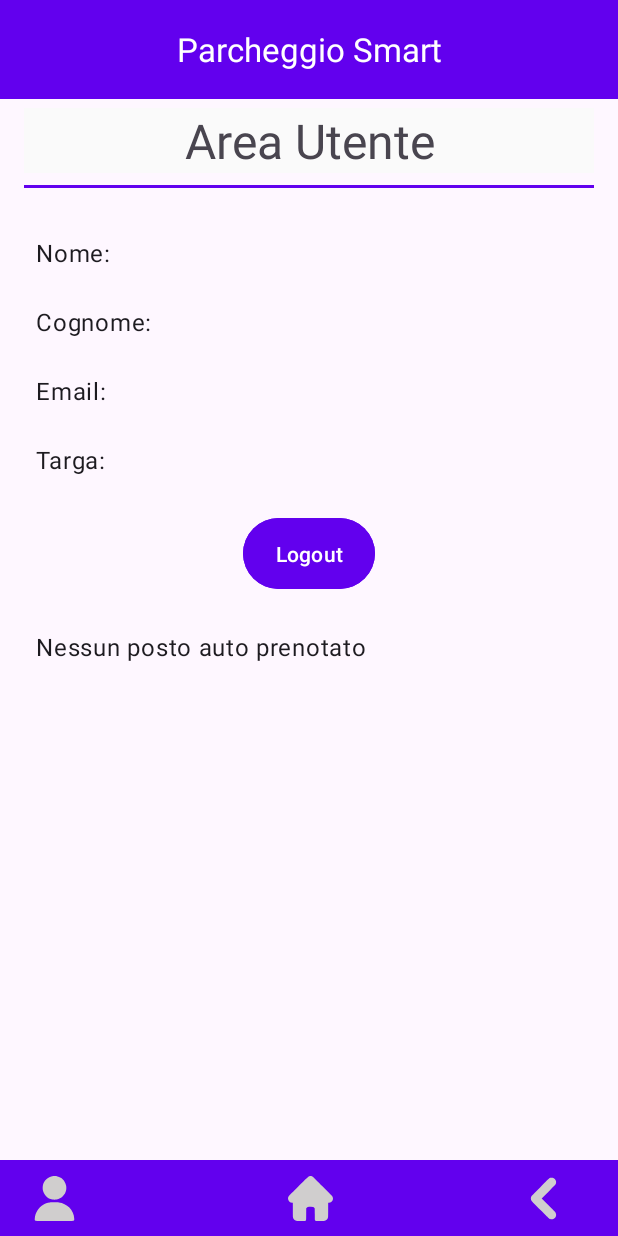
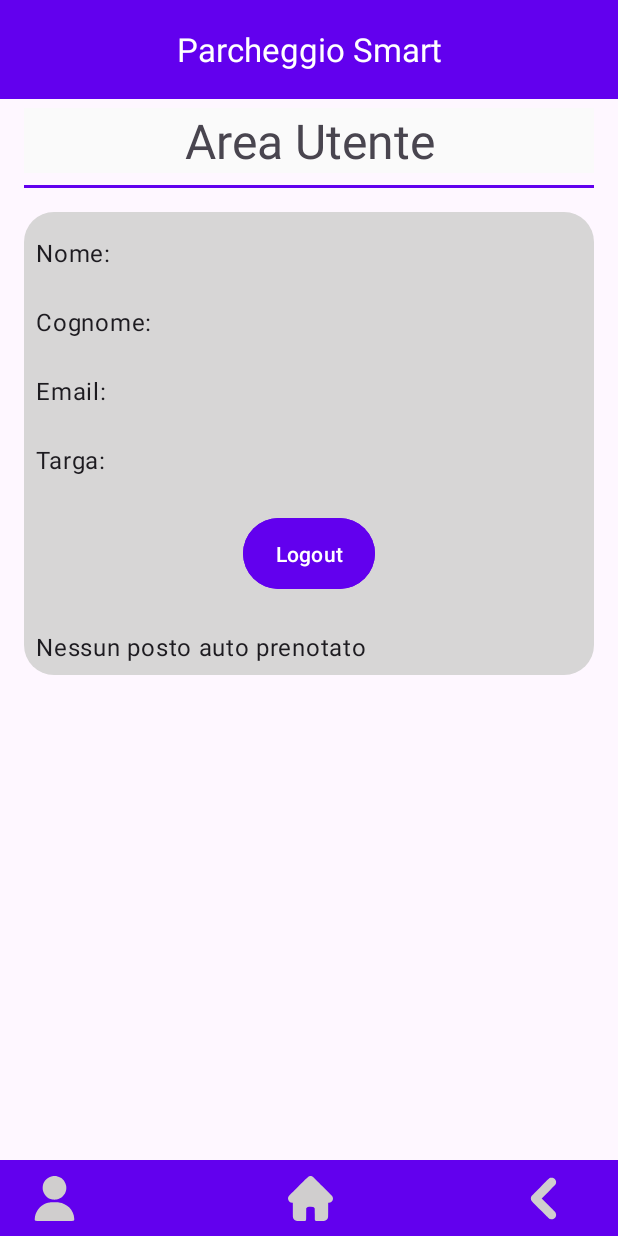
Before and after one commit to Borax-Gargamella/Parking-, an Android app: the UserAreaActivity screen opened directly, with no data from a screen before it, on a phone screen of 412 x 824 dp. Run offline under Robolectric (Android 15) with nearby library versions, the phone set to English and light mode, and no system bars; our stand-ins replace Firebase (no records; nobody signed in at launch, a user with empty details on screens opened directly).

Commit message:
login graphics

```diff
--- a/app/src/main/java/com/contest/parking/presentation/UserAreaActivity.java
+++ b/app/src/main/java/com/contest/parking/presentation/UserAreaActivity.java
@@ -113,7 +113,7 @@
                 } else if (storiciNonPagati.isEmpty()) {
                     textPostoPrenotato.setText("Nessun posto auto prenotato");
                 } else {
-                    textPostoPrenotato.setText("Posti auto prenotati:" + storiciNonPagati.size());
+                    textPostoPrenotato.setText("Posti auto prenotati: " + storiciNonPagati.size());
                 }
                 setupRecyclerView(storiciNonPagati);
             }
--- /dev/null
+++ b/app/src/main/res/drawable/rounded_corners.xml
@@ -0,0 +1,5 @@
+<?xml version="1.0" encoding="utf-8"?>
+<shape xmlns:android="http://schemas.android.com/apk/res/android">
+    <solid android:color="#D7D6D6" />
+    <corners android:radius="20dp" />
+</shape>
--- a/app/src/main/res/layout/activity_user_area.xml
+++ b/app/src/main/res/layout/activity_user_area.xml
@@ -41,7 +41,8 @@
             app:layout_constraintTop_toBottomOf="@id/lineBelowTitle"
             app:layout_constraintStart_toStartOf="parent"
             app:layout_constraintEnd_toEndOf="parent"
-            android:visibility="gone">
+            android:visibility="gone"
+            android:background="@drawable/rounded_corners">
 
         <com.google.android.material.textview.MaterialTextView
                 android:id="@+id/textNome"
```
